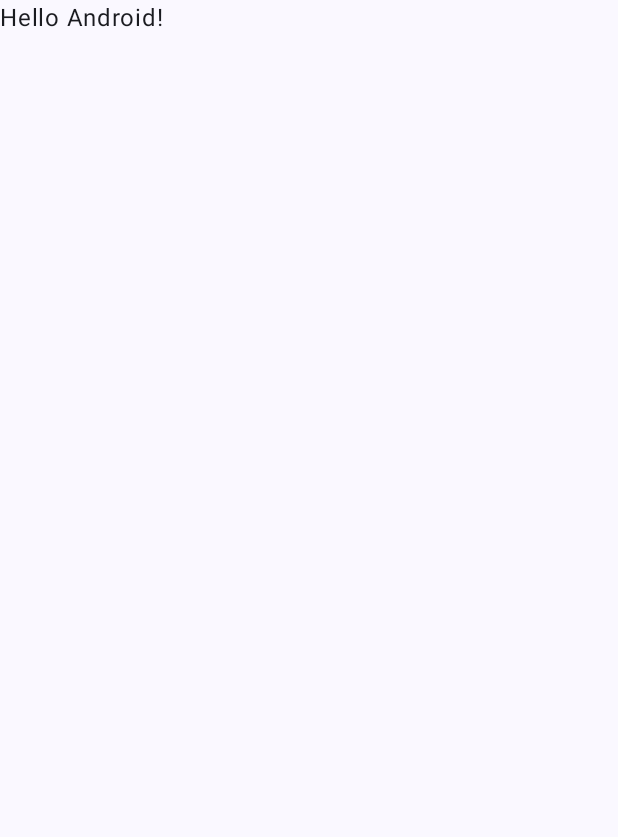
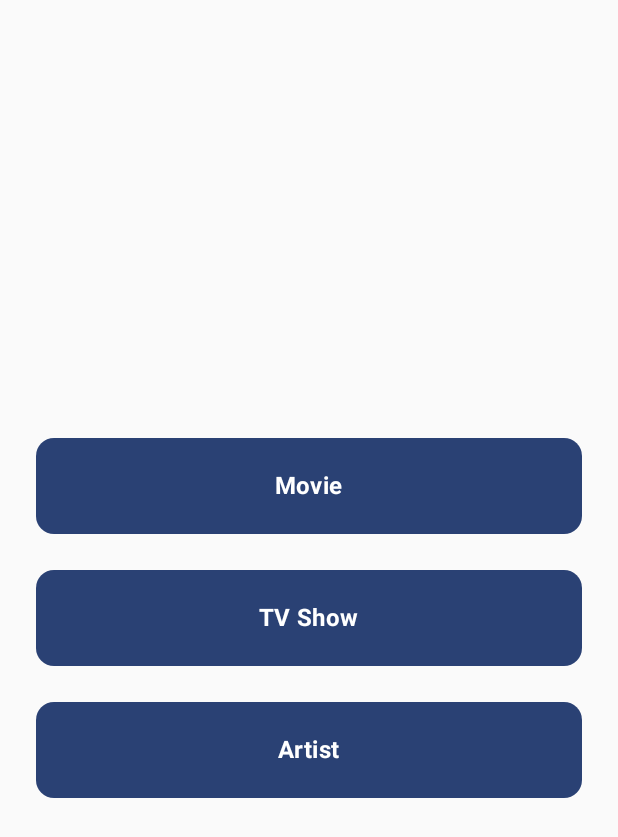
Before and after one commit to dltmddyd321/MovieApp-CleanArchitecture, an Android app built with Jetpack Compose: the screen it shows after launch (MainActivity), on a phone screen of 412 x 824 dp. Before the commit the part shown is almost empty. Shown: the top 837 px of the screen. Run offline under Robolectric (Android 15) with nearby library versions, the phone set to English and light mode, and no system bars.

```diff
--- /dev/null
+++ b/CleanArchitectureMovieApp/app/src/main/java/com/example/cleanarchitecturemovieapp/presentation/MainActivity.kt
@@ -0,0 +1,86 @@
+package com.example.cleanarchitecturemovieapp.presentation
+
+import android.content.Intent
+import android.os.Bundle
+import androidx.activity.ComponentActivity
+import androidx.activity.compose.setContent
+import androidx.activity.enableEdgeToEdge
+import androidx.compose.foundation.layout.Arrangement
+import androidx.compose.foundation.layout.Column
+import androidx.compose.foundation.layout.fillMaxSize
+import androidx.compose.foundation.layout.fillMaxWidth
+import androidx.compose.foundation.layout.height
+import androidx.compose.foundation.layout.padding
+import androidx.compose.foundation.shape.RoundedCornerShape
+import androidx.compose.material3.Button
+import androidx.compose.material3.MaterialTheme
+import androidx.compose.material3.Scaffold
+import androidx.compose.material3.Text
+import androidx.compose.runtime.Composable
+import androidx.compose.ui.Alignment
+import androidx.compose.ui.Modifier
+import androidx.compose.ui.text.font.FontWeight
+import androidx.compose.ui.tooling.preview.Preview
+import androidx.compose.ui.unit.dp
+import com.example.cleanarchitecturemovieapp.ui.theme.CleanArchitectureMovieAppTheme
+
+class MainActivity : ComponentActivity() {
+    override fun onCreate(savedInstanceState: Bundle?) {
+        super.onCreate(savedInstanceState)
+        enableEdgeToEdge()
+        setContent {
+            CleanArchitectureMovieAppTheme {
+                MediaSelectionScreen { title ->
+                    when (title) {
+                        "Movie" -> startActivity(Intent(this, MovieActivity::class.java))
+                        "TV Show" -> startActivity(Intent(this, TvShowActivity::class.java))
+                        "Artist" -> startActivity(Intent(this, ArtistActivity::class.java))
+                    }
+                }
+            }
+        }
+    }
+}
+
+@Composable
+fun MediaSelectionScreen(onClick: (String) -> Unit = {}) {
+    Column(
+        modifier = Modifier
+            .fillMaxSize()
+            .padding(24.dp),
+        verticalArrangement = Arrangement.spacedBy(24.dp, Alignment.CenterVertically),
+        horizontalAlignment = Alignment.CenterHorizontally
+    ) {
+        listOf("Movie", "TV Show", "Artist").forEach { label ->
+            Button(
+                onClick = { onClick(label) },
+                modifier = Modifier
+                    .fillMaxWidth()
+                    .height(64.dp),
+                shape = RoundedCornerShape(12.dp)
+            ) {
+                Text(
+                    text = label,
+                    style = MaterialTheme.typography.titleMedium,
+                    fontWeight = FontWeight.Bold
+                )
+            }
+        }
+    }
+}
+
+@Composable
+fun Greeting(name: String, modifier: Modifier = Modifier) {
+    Text(
+        text = "Hello $name!",
+        modifier = modifier
+    )
+}
+
+@Preview(showBackground = true)
+@Composable
+fun GreetingPreview() {
+    CleanArchitectureMovieAppTheme {
+        Greeting("Android")
+    }
+}
--- /dev/null
+++ b/CleanArchitectureMovieApp/app/src/main/java/com/example/cleanarchitecturemovieapp/presentation/ui/theme/Type.kt
@@ -0,0 +1,34 @@
+package com.example.cleanarchitecturemovieapp.presentation.ui.theme
+
+import androidx.compose.material3.Typography
+import androidx.compose.ui.text.TextStyle
+import androidx.compose.ui.text.font.FontFamily
+import androidx.compose.ui.text.font.FontWeight
+import androidx.compose.ui.unit.sp
+
+// Set of Material typography styles to start with
+val Typography = Typography(
+    bodyLarge = TextStyle(
+        fontFamily = FontFamily.Default,
+        fontWeight = FontWeight.Normal,
+        fontSize = 16.sp,
+        lineHeight = 24.sp,
+        letterSpacing = 0.5.sp
+    )
+    /* Other default text styles to override
+    titleLarge = TextStyle(
+        fontFamily = FontFamily.Default,
+        fontWeight = FontWeight.Normal,
+        fontSize = 22.sp,
+        lineHeight = 28.sp,
+        letterSpacing = 0.sp
+    ),
+    labelSmall = TextStyle(
+        fontFamily = FontFamily.Default,
+        fontWeight = FontWeight.Medium,
+        fontSize = 11.sp,
+        lineHeight = 16.sp,
+        letterSpacing = 0.5.sp
+    )
+    */
+)
--- a/CleanArchitectureMovieApp/app/src/main/res/values/strings.xml
+++ b/CleanArchitectureMovieApp/app/src/main/res/values/strings.xml
@@ -1,3 +1,6 @@
 <resources>
     <string name="app_name">CleanArchitectureMovieApp</string>
+    <string name="title_activity_movie">MovieActivity</string>
+    <string name="title_activity_tv_show">TvShowActivity</string>
+    <string name="title_activity_artist">ArtistActivity</string>
 </resources>
```
Also changed, not shown: CleanArchitectureMovieApp/app/src/main/AndroidManifest.xml (+16 -1 lines), CleanArchitectureMovieApp/app/src/main/java/com/example/cleanarchitecturemovieapp/presentation/ArtistActivity.kt (added, +47 -0 lines), CleanArchitectureMovieApp/app/src/main/java/com/example/cleanarchitecturemovieapp/presentation/MovieActivity.kt (renamed from CleanArchitectureMovieApp/app/src/main/java/com/example/cleanarchitecturemovieapp/application/MainActivity.kt, +7 -7 lines), CleanArchitectureMovieApp/app/src/main/java/com/example/cleanarchitecturemovieapp/presentation/TvShowActivity.kt (added, +47 -0 lines), CleanArchitectureMovieApp/app/src/main/java/com/example/cleanarchitecturemovieapp/presentation/ui/theme/Color.kt (added, +11 -0 lines), CleanArchitectureMovieApp/app/src/main/java/com/example/cleanarchitecturemovieapp/presentation/ui/theme/Theme.kt (added, +58 -0 lines), CleanArchitectureMovieApp/app/src/main/java/com/example/cleanarchitecturemovieapp/presentation/viewmodel/MovieViewModel.kt (added, +22 -0 lines), CleanArchitectureMovieApp/app/src/main/java/com/example/cleanarchitecturemovieapp/presentation/viewmodel/MovieViewModelFactory.kt (added, +15 -0 lines).
